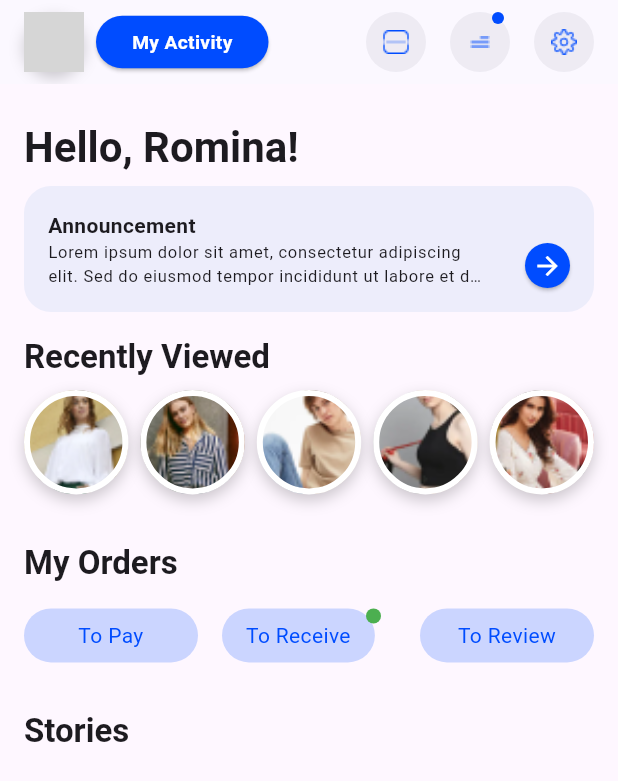
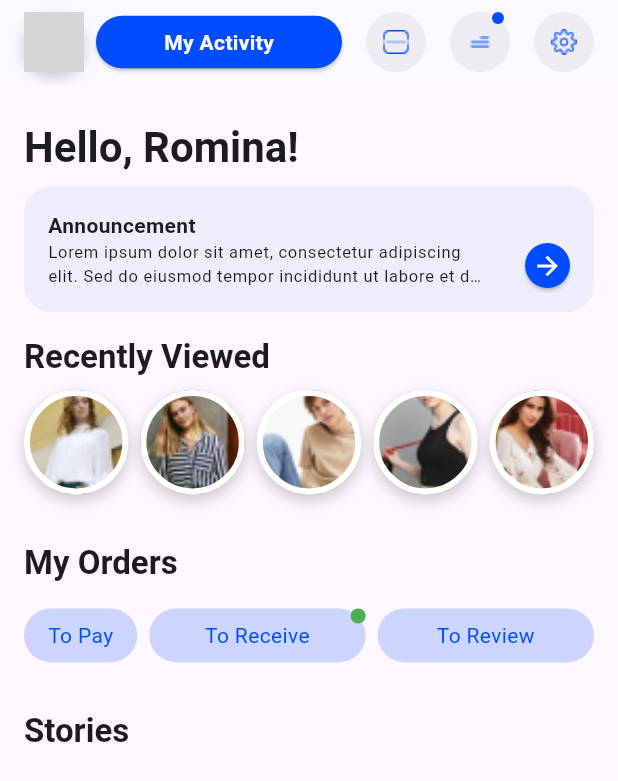
Before and after one commit to WinHtunOo29/Flutter-Shoppe, a Flutter app: the ProfileScreen widget shown alone on an empty page, opened directly, on a phone screen of 412 x 824 dp. Shown: the top 781 px of the screen. Run offline on Flutter 3.47's test engine with Material 3 defaults, Android fonts, the light colour scheme and no system bars; Roboto replaces fonts that are missing (Nunito, Raleway); grey boxes are pictures that could not be loaded.

Commit message:
fix align

```diff
--- a/flutter_shopee/lib/features/profile/presenter/pages/profile_screen.dart
+++ b/flutter_shopee/lib/features/profile/presenter/pages/profile_screen.dart
@@ -77,9 +77,7 @@ class _ProfileScreenState extends State<ProfileScreen> {
   }
 
   Widget _buildMyActivityButton(BuildContext context) {
-    return SizedBox(
-      width: 115,
-      height: 35,
+    return Expanded(
       child: ElevatedButton(
         onPressed: () {},
         style: ElevatedButton.styleFrom(
@@ -324,18 +322,13 @@ class _ProfileScreenState extends State<ProfileScreen> {
 
   Widget _buildMyOrdersButtons(BuildContext context) {
     return Row(
+      mainAxisAlignment: MainAxisAlignment.spaceEvenly,
       children: [
-        Expanded(
-          child: _buildToPayButton(context),
-        ),
-        SizedBox(width: kPaddingMedium),
-        Expanded(
-          child: _buildToReceiveButton(context),
-        ),
-        SizedBox(width: kPaddingMedium),
-        Expanded(
-          child: _buildToReviewButton(context),
-        )
+        _buildToPayButton(context),
+        SizedBox(width: kPaddingSmall),
+        Expanded(child: _buildToReceiveButton(context)),
+        SizedBox(width: kPaddingSmall),
+        Expanded(child: _buildToReviewButton(context))
       ],
     );
   }
@@ -365,6 +358,7 @@ class _ProfileScreenState extends State<ProfileScreen> {
     return Stack(
       children: [
         Ink(
+          width: double.infinity,
           decoration: ShapeDecoration(
             color: Theme.of(context).colorScheme.primary.withValues(alpha: 0.2),
             shape: RoundedRectangleBorder(
@@ -383,7 +377,7 @@ class _ProfileScreenState extends State<ProfileScreen> {
           ),
         ),
         Positioned(
-        right: 10,
+          right: 0,
           child: Container(
             width: 10,
             height: 10,
--- a/flutter_shopee/lib/main_navigation_screen.dart
+++ b/flutter_shopee/lib/main_navigation_screen.dart
@@ -53,9 +53,13 @@ class CustomBottomNavigationBar extends StatelessWidget {
   @override
   Widget build(BuildContext context) {
     return Container(
-      height: 100,
+      height: 80,
       decoration: BoxDecoration(
         color: Colors.white,
+        borderRadius: BorderRadius.only(
+          topLeft: Radius.circular(kWidgetBorderRadius),
+          topRight: Radius.circular(kWidgetBorderRadius),
+        ),
         boxShadow: [
           BoxShadow(
             color: Theme.of(context).colorScheme.outline.withAlpha(10),
@@ -80,8 +84,6 @@ class CustomBottomNavigationBar extends StatelessWidget {
 
     return GestureDetector(
       onTap: () => onTap(index),
-      child: Container(
-        padding: EdgeInsets.only(bottom: kPaddingLarge),
       child: Column(
         mainAxisSize: MainAxisSize.min,
         children: [
@@ -103,7 +105,6 @@ class CustomBottomNavigationBar extends StatelessWidget {
             ),
         ],
       ),
-      ),
     );
   }
 }
--- a/flutter_shopee/pubspec.yaml
+++ b/flutter_shopee/pubspec.yaml
@@ -4,7 +4,7 @@ publish_to: 'none'
 version: 0.1.0
 
 environment:
-  sdk: ^3.8.1
+  sdk: '>=3.6.0 <4.0.0'
 
 dependencies:
   flutter:
```
Also changed, not shown: flutter_shopee/pubspec.lock. Lines whose indentation alone changed are shown as unchanged.
